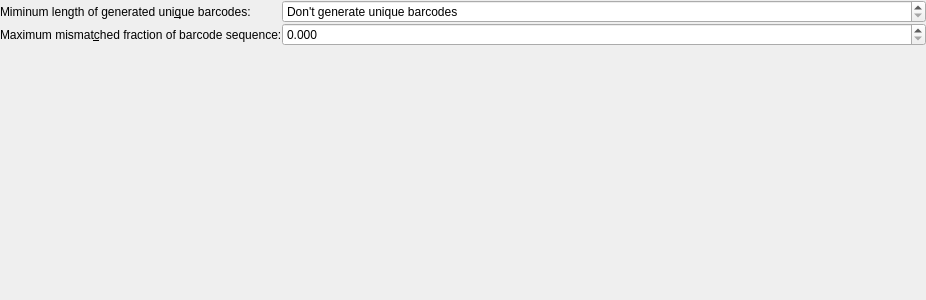
Old version of the form combinatorialprofiler/ui/barcodehammingwidget.ui in the repository ilia-kats/CombinatorialProfiler.
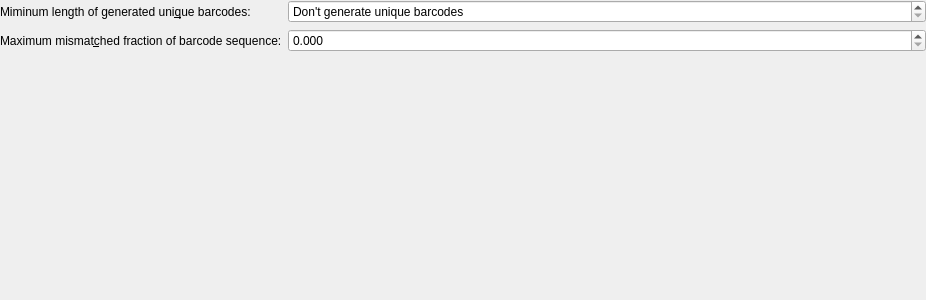
New version of the form.

Commit message: GUI: add Python port of Column resizer, use it in settingswidget

What changed in the file:
```diff
--- a/combinatorialprofiler/ui/barcodehammingwidget.ui
+++ b/combinatorialprofiler/ui/barcodehammingwidget.ui
@@ -14,12 +14,6 @@
    <string>Form</string>
   </property>
   <layout class="QFormLayout" name="formLayout">
-   <property name="horizontalSpacing">
-    <number>0</number>
-   </property>
-   <property name="verticalSpacing">
-    <number>0</number>
-   </property>
    <property name="leftMargin">
     <number>0</number>
    </property>
```
The commit also changes 3 other files.
